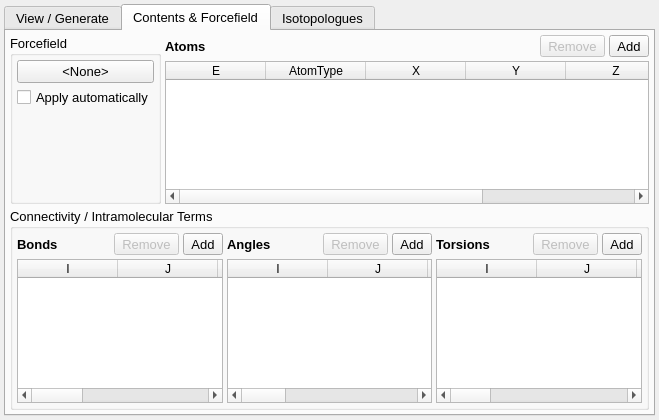
The window that src/gui/speciestab.ui (disorderedmaterials/dissolve) describes before a commit, drawn with Qt 5.
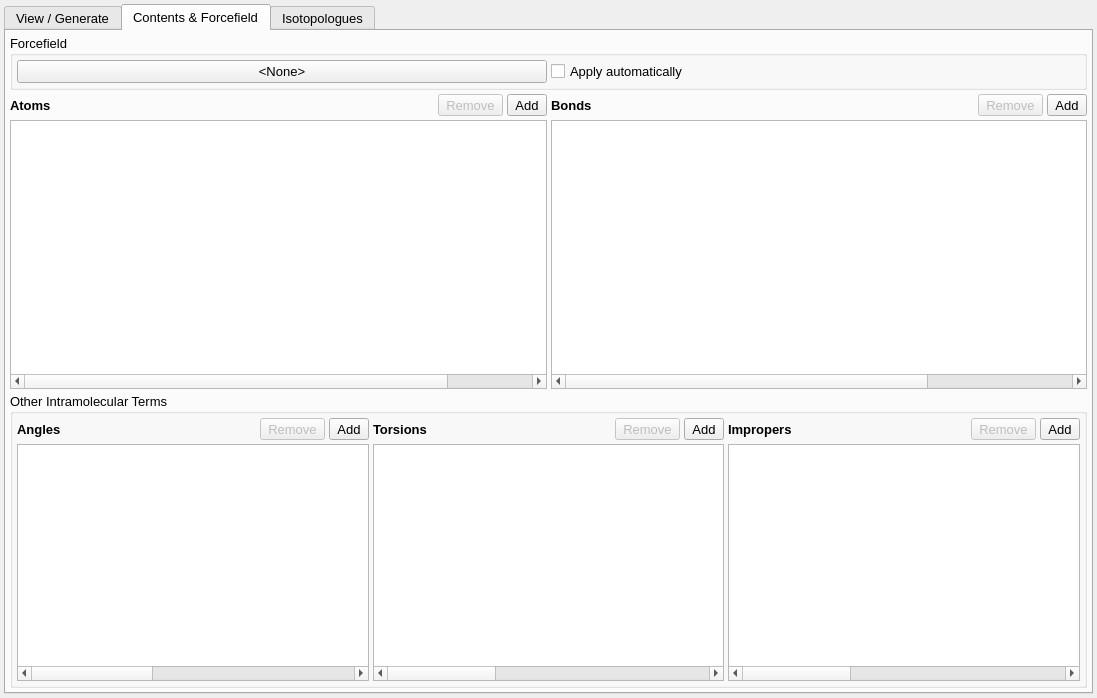
The same window after the commit. The open tabs and pages were chosen to show the change. Icons and pictures are not drawn. Custom widgets are drawn as their Qt base class.

Commit message: Add improper torsion terms.

Patch:
```diff
--- a/src/gui/speciestab.ui
+++ b/src/gui/speciestab.ui
@@ -6,8 +6,8 @@
    <rect>
     <x>0</x>
     <y>0</y>
-    <width>659</width>
-    <height>420</height>
+    <width>1097</width>
+    <height>698</height>
    </rect>
   </property>
   <property name="font">
@@ -152,13 +152,11 @@
         <number>4</number>
        </property>
        <item>
-        <layout class="QHBoxLayout" name="horizontalLayout_2">
-         <item>
           <widget class="QGroupBox" name="ForcefieldGroup">
            <property name="title">
             <string>Forcefield</string>
            </property>
-           <layout class="QVBoxLayout" name="verticalLayout_7">
+         <layout class="QHBoxLayout" name="horizontalLayout_11">
             <property name="spacing">
              <number>4</number>
             </property>
@@ -192,22 +190,11 @@
               </property>
              </widget>
             </item>
-            <item>
-             <spacer name="verticalSpacer">
-              <property name="orientation">
-               <enum>Qt::Vertical</enum>
-              </property>
-              <property name="sizeHint" stdset="0">
-               <size>
-                <width>20</width>
-                <height>40</height>
-               </size>
-              </property>
-             </spacer>
-            </item>
            </layout>
           </widget>
          </item>
+       <item>
+        <layout class="QHBoxLayout" name="horizontalLayout_2">
          <item>
           <layout class="QVBoxLayout" name="verticalLayout_5">
            <property name="spacing">
@@ -334,7 +321,7 @@
               <number>6</number>
              </property>
              <attribute name="horizontalHeaderVisible">
-              <bool>true</bool>
+              <bool>false</bool>
              </attribute>
              <attribute name="horizontalHeaderStretchLastSection">
               <bool>true</bool>
@@ -379,29 +366,6 @@
            </item>
           </layout>
          </item>
-        </layout>
-       </item>
-       <item>
-        <widget class="QGroupBox" name="ConnectivityIntraGroup">
-         <property name="title">
-          <string>Connectivity / Intramolecular Terms</string>
-         </property>
-         <layout class="QHBoxLayout" name="horizontalLayout_3">
-          <property name="spacing">
-           <number>4</number>
-          </property>
-          <property name="leftMargin">
-           <number>4</number>
-          </property>
-          <property name="topMargin">
-           <number>4</number>
-          </property>
-          <property name="rightMargin">
-           <number>4</number>
-          </property>
-          <property name="bottomMargin">
-           <number>4</number>
-          </property>
           <item>
            <layout class="QVBoxLayout" name="verticalLayout">
             <property name="spacing">
@@ -522,7 +486,7 @@
                <number>7</number>
               </property>
               <attribute name="horizontalHeaderVisible">
-               <bool>true</bool>
+              <bool>false</bool>
               </attribute>
               <attribute name="horizontalHeaderStretchLastSection">
                <bool>true</bool>
@@ -572,6 +536,29 @@
             </item>
            </layout>
           </item>
+        </layout>
+       </item>
+       <item>
+        <widget class="QGroupBox" name="ConnectivityIntraGroup">
+         <property name="title">
+          <string>Other Intramolecular Terms</string>
+         </property>
+         <layout class="QHBoxLayout" name="horizontalLayout_3">
+          <property name="spacing">
+           <number>4</number>
+          </property>
+          <property name="leftMargin">
+           <number>4</number>
+          </property>
+          <property name="topMargin">
+           <number>4</number>
+          </property>
+          <property name="rightMargin">
+           <number>4</number>
+          </property>
+          <property name="bottomMargin">
+           <number>4</number>
+          </property>
           <item>
            <layout class="QVBoxLayout" name="verticalLayout_2">
             <property name="spacing">
@@ -692,7 +679,7 @@
                <number>8</number>
               </property>
               <attribute name="horizontalHeaderVisible">
-               <bool>true</bool>
+               <bool>false</bool>
               </attribute>
               <attribute name="horizontalHeaderStretchLastSection">
                <bool>true</bool>
@@ -867,7 +854,187 @@
                <number>9</number>
               </property>
               <attribute name="horizontalHeaderVisible">
+               <bool>false</bool>
+              </attribute>
+              <attribute name="horizontalHeaderStretchLastSection">
                <bool>true</bool>
+              </attribute>
+              <attribute name="verticalHeaderVisible">
+               <bool>false</bool>
+              </attribute>
+              <attribute name="verticalHeaderStretchLastSection">
+               <bool>false</bool>
+              </attribute>
+              <column>
+               <property name="text">
+                <string>I</string>
+               </property>
+              </column>
+              <column>
+               <property name="text">
+                <string>J</string>
+               </property>
+              </column>
+              <column>
+               <property name="text">
+                <string>K</string>
+               </property>
+              </column>
+              <column>
+               <property name="text">
+                <string>L</string>
+               </property>
+              </column>
+              <column>
+               <property name="text">
+                <string>Form</string>
+               </property>
+              </column>
+              <column>
+               <property name="text">
+                <string>Parameter 1</string>
+               </property>
+              </column>
+              <column>
+               <property name="text">
+                <string>Parameter 2</string>
+               </property>
+              </column>
+              <column>
+               <property name="text">
+                <string>Parameter 3</string>
+               </property>
+              </column>
+              <column>
+               <property name="text">
+                <string>Parameter 4</string>
+               </property>
+              </column>
+             </widget>
+            </item>
+           </layout>
+          </item>
+          <item>
+           <layout class="QVBoxLayout" name="verticalLayout_11">
+            <property name="spacing">
+             <number>4</number>
+            </property>
+            <item>
+             <layout class="QHBoxLayout" name="horizontalLayout_9">
+              <property name="spacing">
+               <number>4</number>
+              </property>
+              <item>
+               <widget class="QLabel" name="ImproperLabel">
+                <property name="sizePolicy">
+                 <sizepolicy hsizetype="Preferred" vsizetype="Minimum">
+                  <horstretch>0</horstretch>
+                  <verstretch>0</verstretch>
+                 </sizepolicy>
+                </property>
+                <property name="font">
+                 <font>
+                  <weight>75</weight>
+                  <bold>true</bold>
+                 </font>
+                </property>
+                <property name="text">
+                 <string>Impropers</string>
+                </property>
+               </widget>
+              </item>
+              <item>
+               <spacer name="horizontalSpacer_7">
+                <property name="orientation">
+                 <enum>Qt::Horizontal</enum>
+                </property>
+                <property name="sizeHint" stdset="0">
+                 <size>
+                  <width>40</width>
+                  <height>20</height>
+                 </size>
+                </property>
+               </spacer>
+              </item>
+              <item>
+               <widget class="QToolButton" name="ImproperRemoveButton">
+                <property name="enabled">
+                 <bool>false</bool>
+                </property>
+                <property name="sizePolicy">
+                 <sizepolicy hsizetype="Minimum" vsizetype="Fixed">
+                  <horstretch>0</horstretch>
+                  <verstretch>0</verstretch>
+                 </sizepolicy>
+                </property>
+                <property name="text">
+                 <string>Remove</string>
+                </property>
+                <property name="icon">
+                 <iconset resource="main.qrc">
+                  <normaloff>:/general/icons/general_remove.svg</normaloff>:/general/icons/general_remove.svg</iconset>
+                </property>
+                <property name="iconSize">
+                 <size>
+                  <width>16</width>
+                  <height>16</height>
+                 </size>
+                </property>
+                <property name="shortcut">
+                 <string>Return</string>
+                </property>
+                <property name="toolButtonStyle">
+                 <enum>Qt::ToolButtonTextBesideIcon</enum>
+                </property>
+               </widget>
+              </item>
+              <item>
+               <widget class="QToolButton" name="ImproperAddButton">
+                <property name="sizePolicy">
+                 <sizepolicy hsizetype="Minimum" vsizetype="Fixed">
+                  <horstretch>0</horstretch>
+                  <verstretch>0</verstretch>
+                 </sizepolicy>
+                </property>
+                <property name="text">
+                 <string>Add</string>
+                </property>
+                <property name="icon">
+                 <iconset resource="main.qrc">
+                  <normaloff>:/general/icons/general_add.svg</normaloff>:/general/icons/general_add.svg</iconset>
+                </property>
+                <property name="iconSize">
+                 <size>
+                  <width>16</width>
+                  <height>16</height>
+                 </size>
+                </property>
+                <property name="toolButtonStyle">
+                 <enum>Qt::ToolButtonTextBesideIcon</enum>
+                </property>
+               </widget>
+              </item>
+             </layout>
+            </item>
+            <item>
+             <widget class="QTableWidget" name="ImproperTable">
+              <property name="showDropIndicator" stdset="0">
+               <bool>false</bool>
+              </property>
+              <property name="dragDropOverwriteMode">
+               <bool>false</bool>
+              </property>
+              <property name="selectionBehavior">
+               <enum>QAbstractItemView::SelectRows</enum>
+              </property>
+              <property name="showGrid">
+               <bool>true</bool>
+              </property>
+              <property name="columnCount">
+               <number>9</number>
+              </property>
+              <attribute name="horizontalHeaderVisible">
+               <bool>false</bool>
               </attribute>
               <attribute name="horizontalHeaderStretchLastSection">
                <bool>true</bool>
```
Lines whose indentation alone changed are shown as unchanged. The commit also changes 33 other files.
